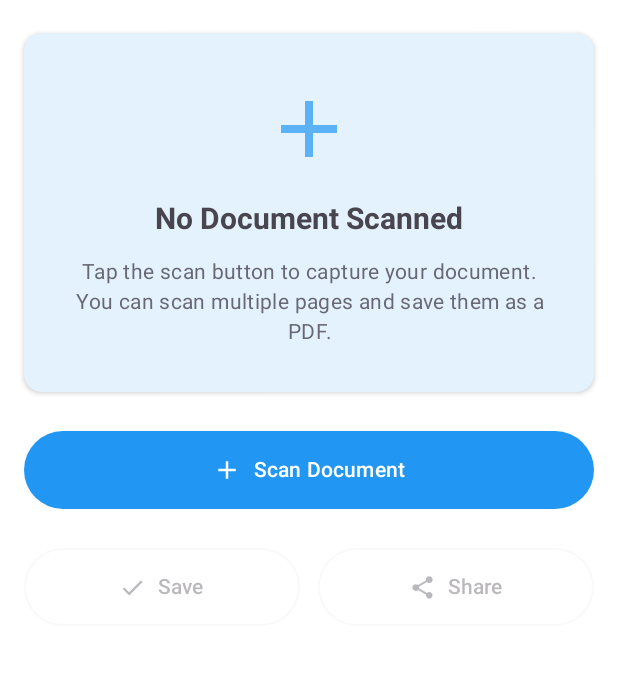
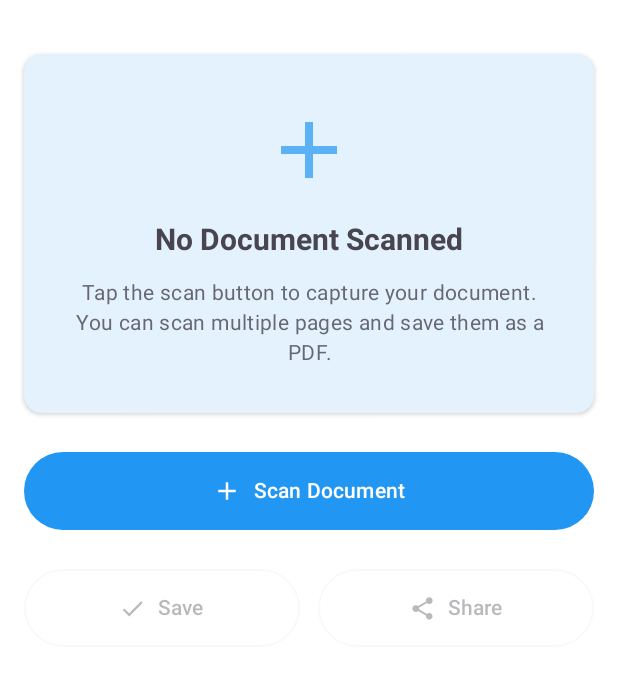
Before and after one commit to davidHarush/ScannerApp, an Android app built with Jetpack Compose: the screen it shows after launch (MainActivity), on a phone screen of 412 x 824 dp, the part 96-775 px from its top. Run offline under Robolectric (Android 15) with nearby library versions, the phone set to English and light mode, and no system bars; libraries missing offline, so code that uses them is left out: com.google.mlkit.vision.

Commit message:
Update ScannerScreen layout and spacing improvements

```diff
--- a/app/src/main/java/com/david/scanner/ui/screens/ScannerScreen.kt
+++ b/app/src/main/java/com/david/scanner/ui/screens/ScannerScreen.kt
@@ -70,14 +70,13 @@ fun ScannerScreen(
             Column(
                 modifier = Modifier
                     .fillMaxSize()
-              //      .padding(top = paddingValues.calculateTopPadding())
                     .padding(horizontal = 16.dp)
                     .verticalScroll(scrollState),
                 horizontalAlignment = Alignment.CenterHorizontally,
                 verticalArrangement = Arrangement.spacedBy(26.dp)
             ) {
 
-                Spacer(modifier = Modifier.height(60.dp))
+                Spacer(modifier = Modifier.height(paddingValues.calculateTopPadding()+10.dp))
 
                 // Document preview or empty state
                 if (viewModel.previewImageUri != null) {
```
